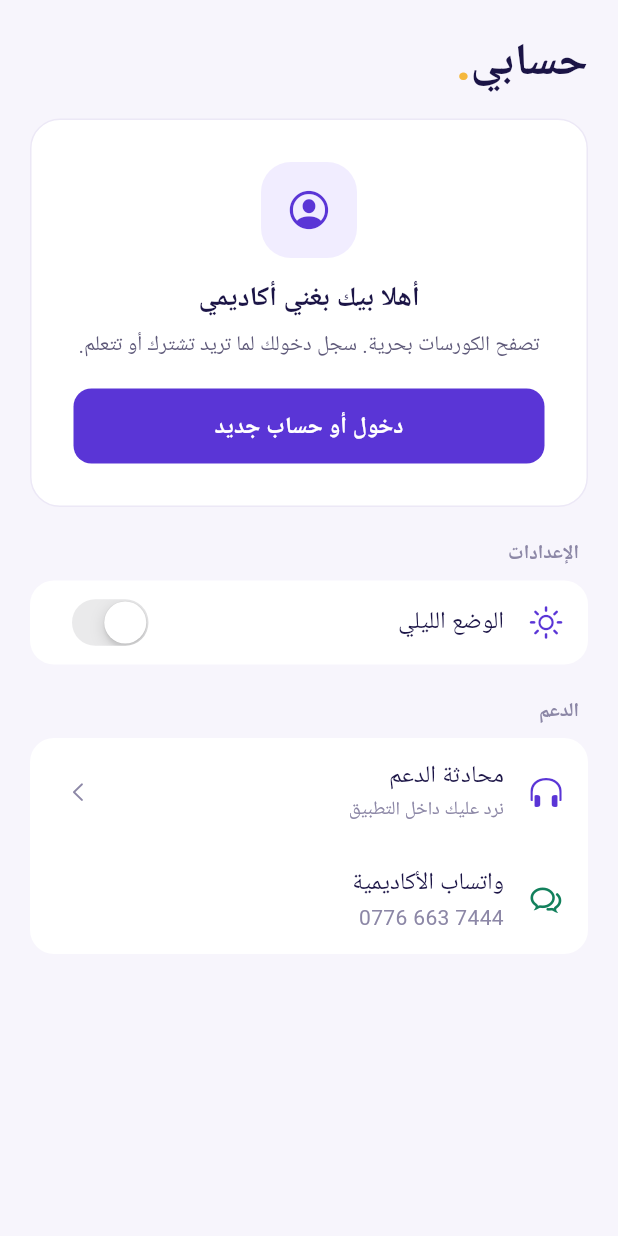
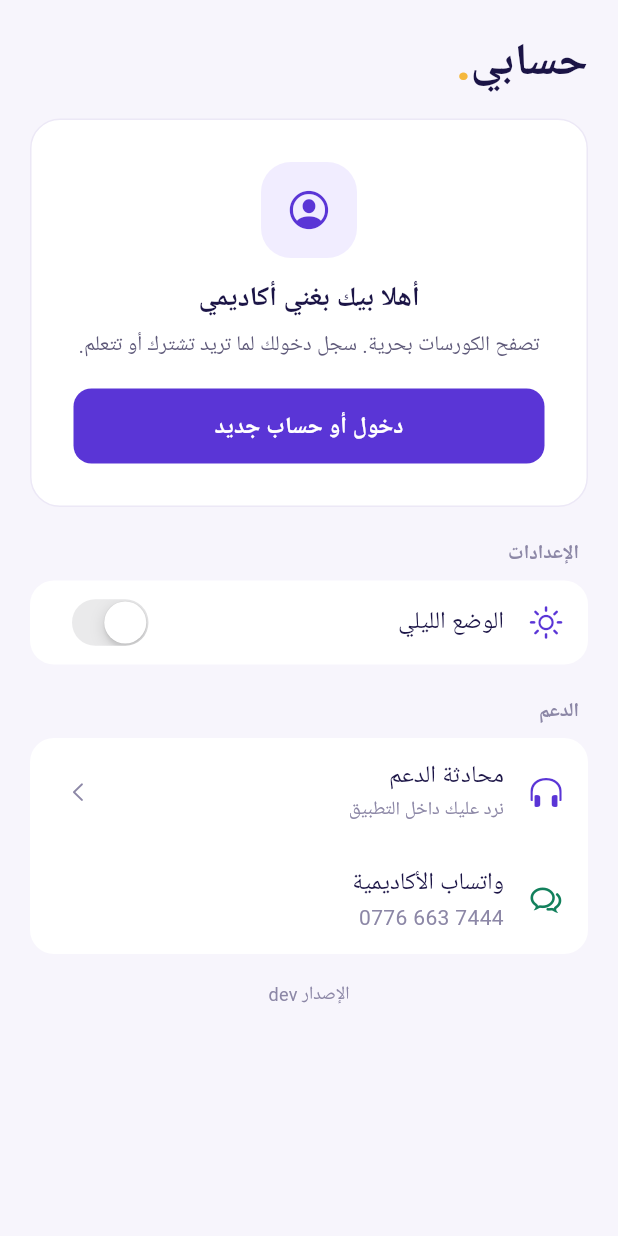
Before and after one commit to hussinalghny/ghani, a Flutter app: the AccountScreen screen opened directly, on a phone screen of 412 x 824 dp. Run offline on Flutter 3.47's test engine with Material 3 defaults, Android fonts, the phone set to English and light mode, and no system bars; our stand-ins replace device_info_plus, flutter_secure_storage, google_fonts, video_player, webview_flutter; missing offline and left inert: android_id; accounts and stored records are empty; network calls fail; Roboto replaces fonts that are missing (Alexandria, Readex Pro).

Commit message:
App: show build number; versioned file names so ESign doesn't reuse old IPA
Co-Authored-By: Claude Opus 5.5 <noreply@anthropic.com>
Claude-Session: https://claude.ai/code/session_01JSXv1sgMv4TKDH1NvjyjDM

```diff
--- a/app/lib/screens/account.dart
+++ b/app/lib/screens/account.dart
@@ -208,6 +208,7 @@ class AccountScreen extends StatelessWidget {
         _group([_darkTile()]),
         _label('الدعم'),
         _group([_supportTile(ctx), _waTile()]),
+        _version(),
       ]);
 
   Widget _member(BuildContext context) => Loader<List<dynamic>>(
@@ -281,8 +282,14 @@ class AccountScreen extends StatelessWidget {
               },
               child: const Text('تسجيل الخروج'),
             ),
+            _version(),
           ]);
         },
+      );
+
+  Widget _version() => Padding(
+        padding: const EdgeInsets.only(top: 18),
+        child: Text('الإصدار ${const String.fromEnvironment('BUILD', defaultValue: 'dev')}', textAlign: TextAlign.center, style: TextStyle(color: C.text3, fontSize: 12)),
       );
 
   Widget _label(String t) => Padding(padding: const EdgeInsets.fromLTRB(6, 22, 6, 8), child: Text(t, style: TextStyle(color: C.text3, fontWeight: FontWeight.w600, fontSize: 13)));
```
Also changed, not shown: 1 other file.
